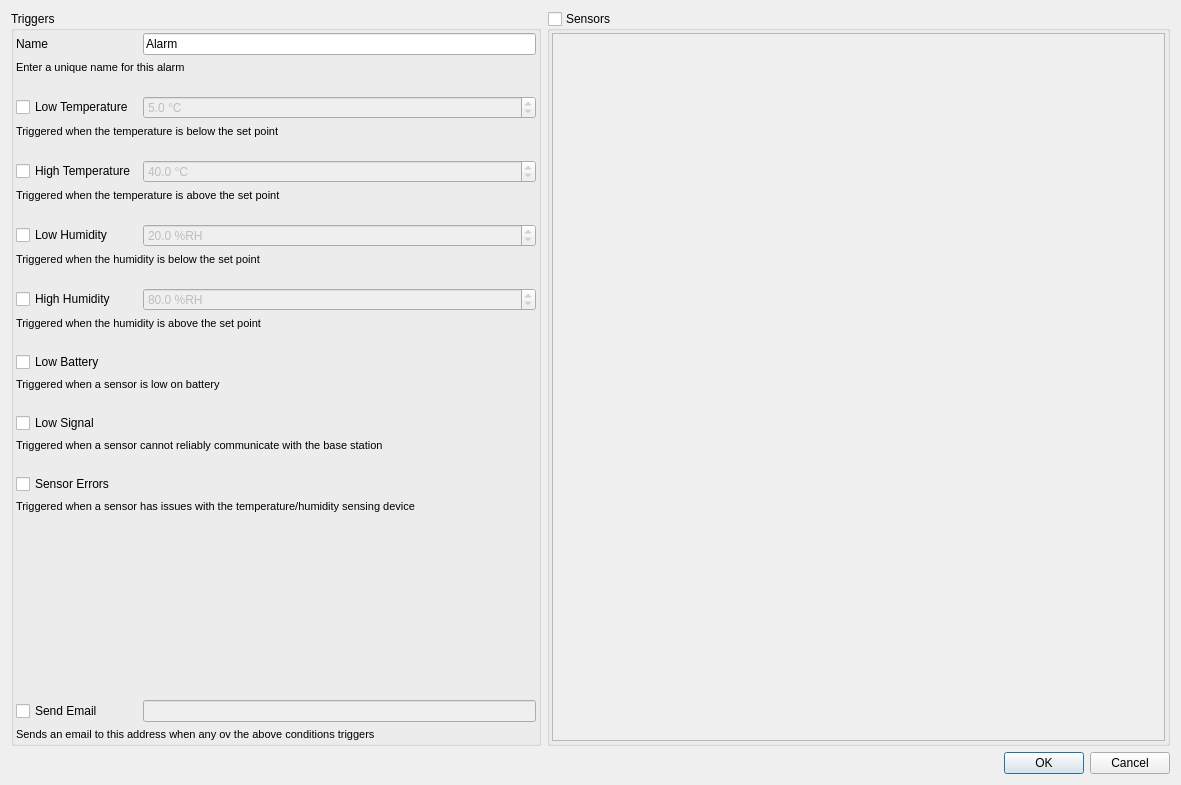
Above: manager/src/ConfigureAlarmDialog.ui from porkmarks/sense before the change. Below: the same form after it.
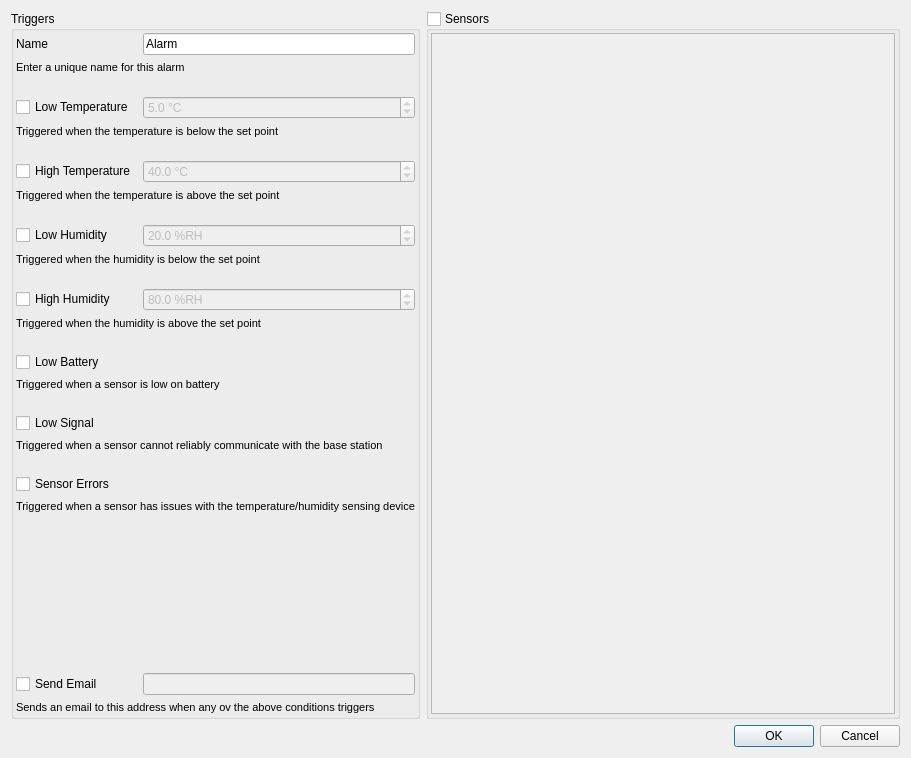
That is the form after the change. Icons and pictures are not drawn.

What changed in the file:
```diff
--- a/manager/src/ConfigureAlarmDialog.ui
+++ b/manager/src/ConfigureAlarmDialog.ui
@@ -6,8 +6,8 @@
    <rect>
     <x>0</x>
     <y>0</y>
-    <width>1181</width>
-    <height>785</height>
+    <width>911</width>
+    <height>758</height>
    </rect>
   </property>
   <property name="windowTitle">
```
